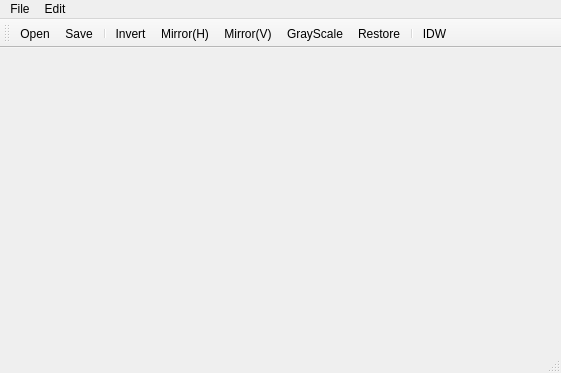
Above: mainwindow.ui from SouthEastUniversityLinuxClub/ImageWarping before the change. Below: the same form after it.
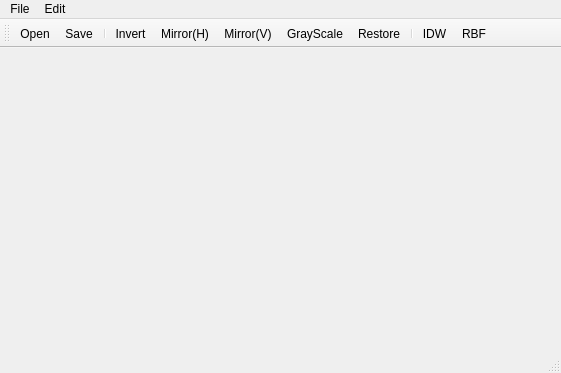
That is the form after the change.

What changed in the file:
```diff
--- a/mainwindow.ui
+++ b/mainwindow.ui
@@ -61,6 +61,7 @@
    <addaction name="actionRestore"/>
    <addaction name="separator"/>
    <addaction name="actionIDW"/>
+   <addaction name="actionRBF"/>
   </widget>
   <widget class="QStatusBar" name="statusBar"/>
   <action name="actionOpen">
@@ -103,6 +104,11 @@
     <string>IDW</string>
    </property>
   </action>
+  <action name="actionRBF">
+   <property name="text">
+    <string>RBF</string>
+   </property>
+  </action>
  </widget>
  <layoutdefault spacing="6" margin="11"/>
  <resources/>
```
Left out of the diff: 1 changed line with no effect on the pictures.
